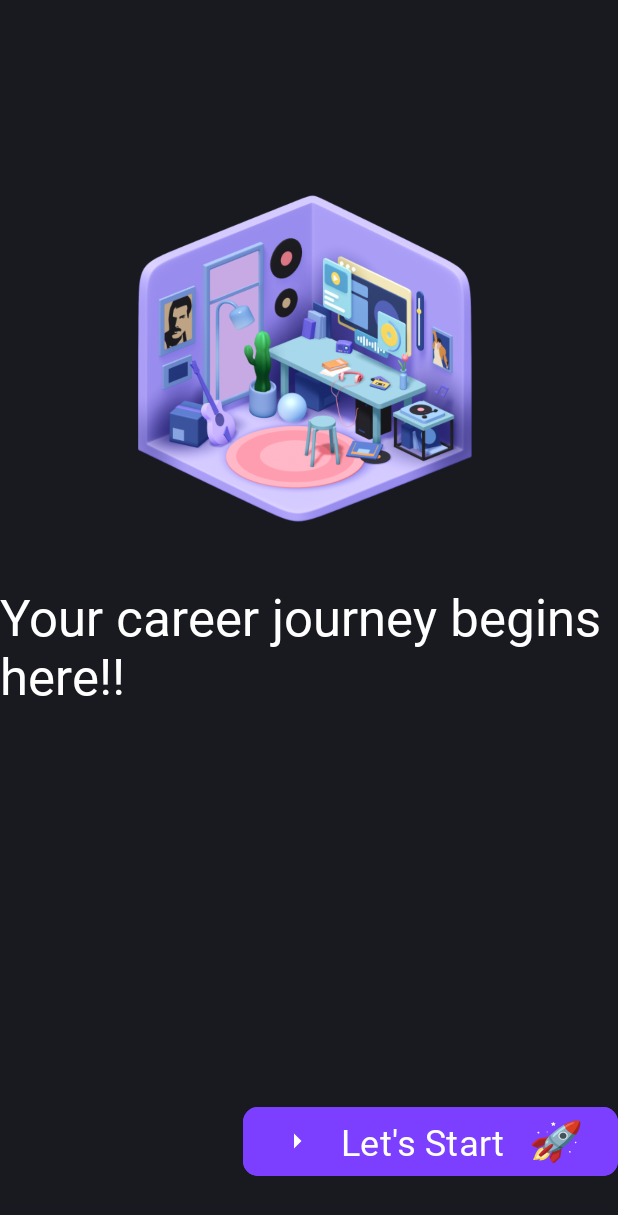
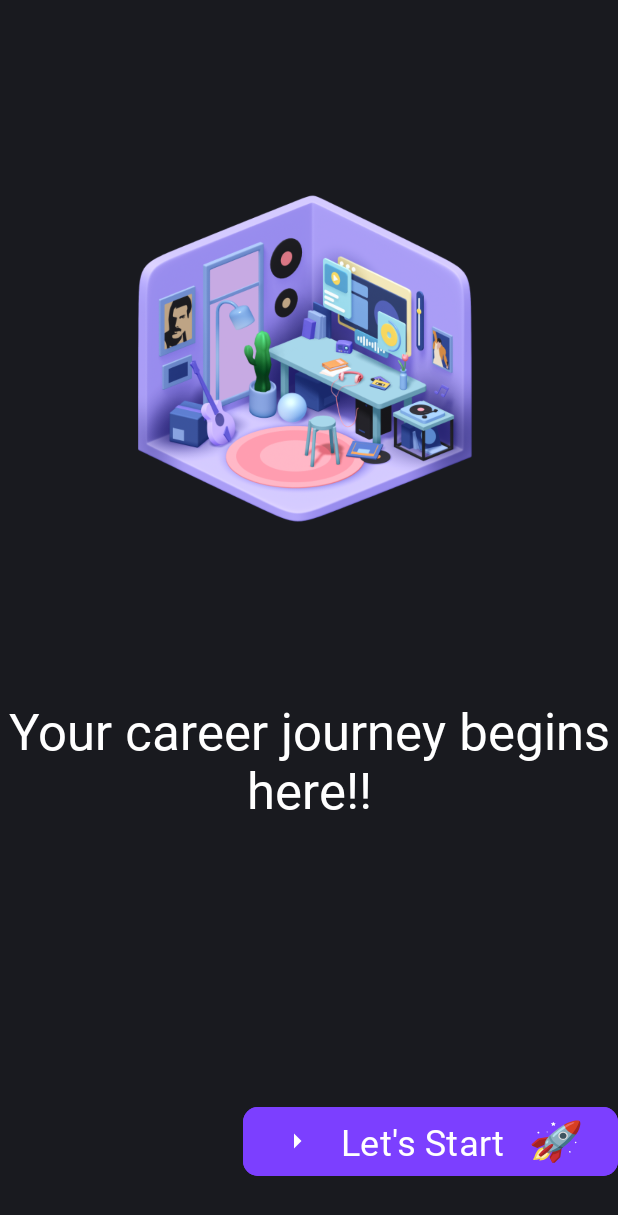
Before and after one commit to ChauhanAshu001/Work-Hive, an Android app: the layout activity_start.xml on its own in the app's theme, with its tools: preview values and no code run, on a phone screen of 412 x 824 dp. Shown: the top 1215 px of the screen. Run offline under Robolectric (Android 15) with nearby library versions, the light colour scheme and no system bars.

Commit message:
second commit 29/10/2024(start activity text box data center aligned)

```diff
--- a/app/src/main/res/layout/activity_start.xml
+++ b/app/src/main/res/layout/activity_start.xml
@@ -22,8 +22,10 @@
         android:id="@+id/textView2"
         android:layout_width="wrap_content"
         android:layout_height="wrap_content"
-        android:layout_marginTop="388dp"
+
+        android:layout_marginTop="464dp"
         android:fontFamily="@font/poor_story"
+        android:gravity="center"
         android:text="Your career journey begins here!!"
         android:textColor="@color/white"
         android:textSize="34sp"
--- a/gradle/libs.versions.toml
+++ b/gradle/libs.versions.toml
@@ -1,5 +1,7 @@
 [versions]
 agp = "8.7.1"
+androidxJunit = "1.1.5"
+espressoCoreVersion = "3.5.1"
 kotlin = "1.9.24"
 coreKtx = "1.13.1"
 junit = "4.13.2"
@@ -14,6 +16,8 @@ firebaseAuth = "23.1.0"
 
 [libraries]
 androidx-core-ktx = { group = "androidx.core", name = "core-ktx", version.ref = "coreKtx" }
+androidx-espresso-core-v351 = { module = "androidx.test.espresso:espresso-core", version.ref = "espressoCoreVersion" }
+androidx-junit-v115 = { module = "androidx.test.ext:junit", version.ref = "androidxJunit" }
 junit = { group = "junit", name = "junit", version.ref = "junit" }
 androidx-junit = { group = "androidx.test.ext", name = "junit", version.ref = "junitVersion" }
 androidx-espresso-core = { group = "androidx.test.espresso", name = "espresso-core", version.ref = "espressoCore" }
```
